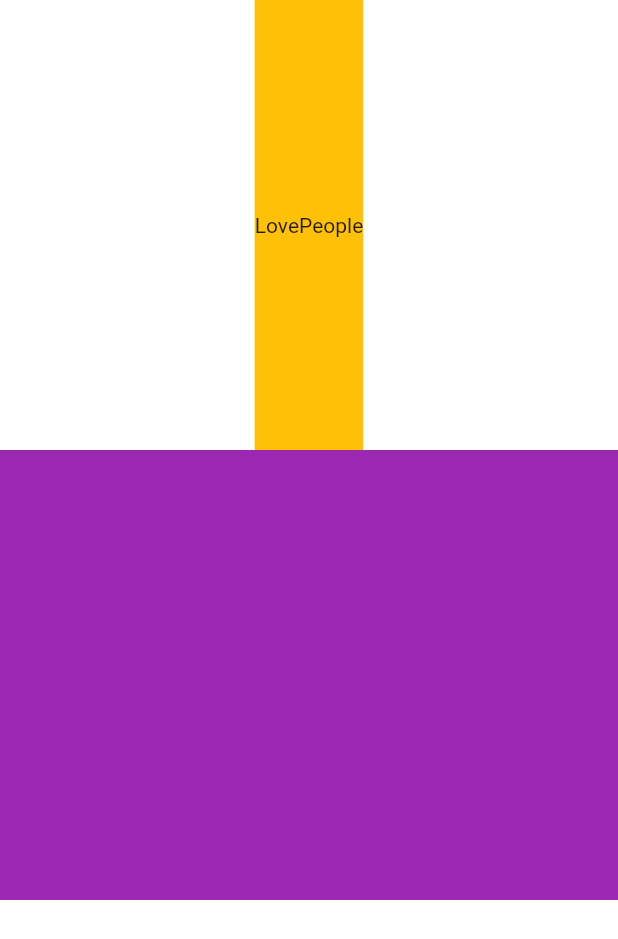
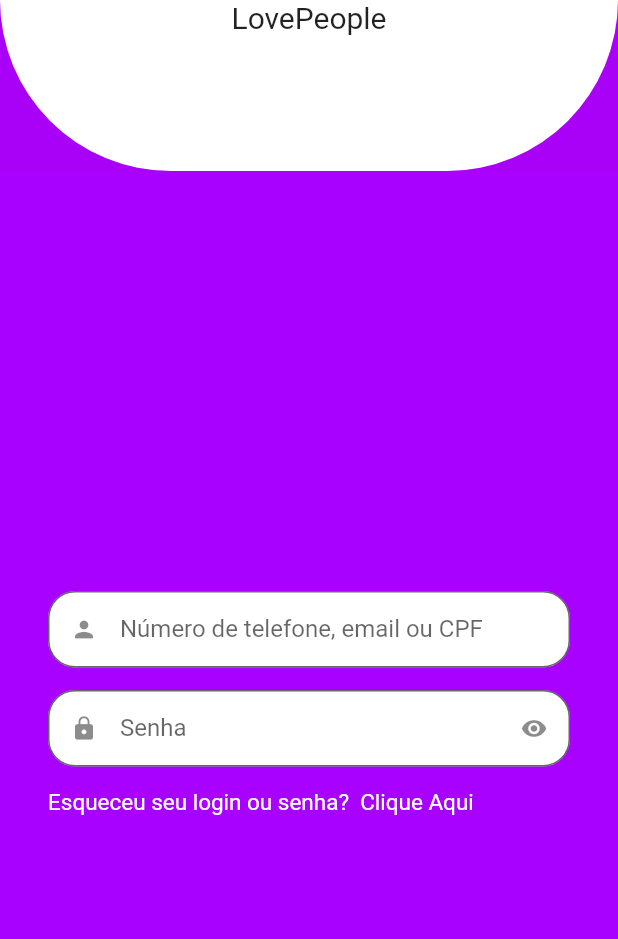
Before and after one commit to MauricioRDev/app_todo, a Flutter app: the screen it shows after launch, on a phone screen of 412 x 824 dp. Shown: the top 939 px of the screen. Run offline on Flutter 3.47's test engine with Material 2 defaults, Android fonts, the phone set to English and light mode, and no system bars.

Commit message:
Atualização tela de login

```diff
--- /dev/null
+++ b/lib/common_widget/custom_text_field.dart
@@ -0,0 +1,69 @@
+import 'package:flutter/material.dart';
+import 'package:flutter/services.dart';
+
+class CustomTextField extends StatefulWidget {
+  final IconData icon;
+  final String label;
+  final bool isSecret;
+  final List<TextInputFormatter>? inputFormatters;
+  final String? initialValue;
+  final bool readOnly;
+
+  const CustomTextField({
+    Key? key,
+    required this.icon,
+    required this.label,
+    this.isSecret = false,
+    this.inputFormatters,
+    this.initialValue,
+    this.readOnly = false,
+  }) : super(key: key);
+
+  @override
+  State<CustomTextField> createState() => _CustomTextFieldState();
+}
+
+class _CustomTextFieldState extends State<CustomTextField> {
+  bool isObscure = false;
+
+  @override
+  void initState() {
+    super.initState();
+    isObscure = widget.isSecret;
+  }
+
+  @override
+  Widget build(BuildContext context) {
+    return Padding(
+      padding: const EdgeInsets.only(bottom: 15),
+      child: TextFormField(
+        readOnly: widget.readOnly,
+        initialValue: widget.initialValue,
+        inputFormatters: widget.inputFormatters,
+        obscureText: isObscure,
+        decoration: InputDecoration(
+          prefixIcon: Icon(widget.icon),
+          suffixIcon: widget.isSecret
+              ? IconButton(
+                  onPressed: () {
+                    setState(() {
+                      isObscure = !isObscure;
+                    });
+                  },
+                  icon:
+                      Icon(isObscure ? Icons.visibility : Icons.visibility_off),
+                )
+              : null,
+          labelText: widget.label,
+          isDense: true,
+          filled: true, // Adicionado para preencher a cor de fundo do TextField
+          fillColor: Colors
+              .white, // Adicionado para definir a cor de preenchimento do TextField
+          border: OutlineInputBorder(
+            borderRadius: BorderRadius.circular(18),
+          ),
+        ),
+      ),
+    );
+  }
+}
--- /dev/null
+++ b/lib/config/asset_data.dart
@@ -0,0 +1,5 @@
+import 'package:app_todo/config/assets_model.dart';
+
+AssetModel coruja = AssetModel(
+  imgUrl: 'assets/corujag.jpg',
+);
--- /dev/null
+++ b/lib/config/assets_model.dart
@@ -0,0 +1,7 @@
+class AssetModel {
+  String imgUrl;
+
+  AssetModel({
+    required this.imgUrl,
+  });
+}
--- a/lib/main.dart
+++ b/lib/main.dart
@@ -18,7 +18,7 @@ class MyApp extends StatelessWidget {
         scaffoldBackgroundColor: Colors.white.withAlpha(190),
       ),
       debugShowCheckedModeBanner: false,
-      home: const loginPage(),
+      home: const LoginPage(),
     );
   }
 }
--- a/lib/pages/login_page.dart
+++ b/lib/pages/login_page.dart
@@ -1,39 +1,85 @@
+import 'dart:math';
+
+import 'package:app_todo/common_widget/custom_text_field.dart';
 import 'package:flutter/material.dart';
 
-class loginPage extends StatefulWidget {
-  const loginPage({super.key});
+class LoginPage extends StatefulWidget {
+  const LoginPage({super.key});
 
   @override
-  State<loginPage> createState() => _loginPageState();
+  State<LoginPage> createState() => _LoginPageState();
 }
 
-class _loginPageState extends State<loginPage> {
+class _LoginPageState extends State<LoginPage> {
   @override
   Widget build(BuildContext context) {
+    final size = MediaQuery.of(context).size;
     return Scaffold(
+      backgroundColor: const Color.fromARGB(255, 169, 1, 247),
       body: SingleChildScrollView(
         child: SizedBox(
-          height: 600,
-          width: 500,
+          height: size.height,
+          width: size.width,
           child: Column(
+            crossAxisAlignment: CrossAxisAlignment.stretch,
             children: [
               Expanded(
                 child: Container(
-                  color: Colors.amber,
+                  decoration: const BoxDecoration(
+                    color: Colors.white,
+                    borderRadius: BorderRadius.vertical(
+                      bottom: Radius.circular(120),
+                    ),
+                  ),
                   child: Column(
                     mainAxisAlignment: MainAxisAlignment.center,
                     children: const [
-                      Text('LovePeople'),
+                      Expanded(
+                        child: Text(
+                          'LovePeople',
+                          style: TextStyle(
+                            fontSize: 20,
+                          ),
+                        ),
+                      ),
                     ],
                   ),
                 ),
               ),
+
+              //parte de baixo
               Container(
-                padding: const EdgeInsets.only(
-                  top: 300,
+                padding: const EdgeInsets.symmetric(
+                  horizontal: 32,
+                  vertical: 280,
                 ),
                 decoration: const BoxDecoration(
-                  color: Colors.purple,
+                  color: Color.fromARGB(255, 169, 1, 255),
+                ),
+                child: Column(
+                  crossAxisAlignment: CrossAxisAlignment.stretch,
+                  children: const [
+                    //LOGIN
+                    CustomTextField(
+                      icon: Icons.person,
+                      label: 'Número de telefone, email ou CPF',
+                    ),
+
+                    CustomTextField(
+                      icon: Icons.lock,
+                      label: 'Senha',
+                      isSecret: true,
+                    ),
+                    Text(
+                      'Esqueceu seu login ou senha?  Clique Aqui',
+                      style: TextStyle(
+                        fontSize: 15,
+                        color: Colors.white,
+                      ),
+                    ),
+
+
+                  ],
                 ),
               ),
             ],
```
